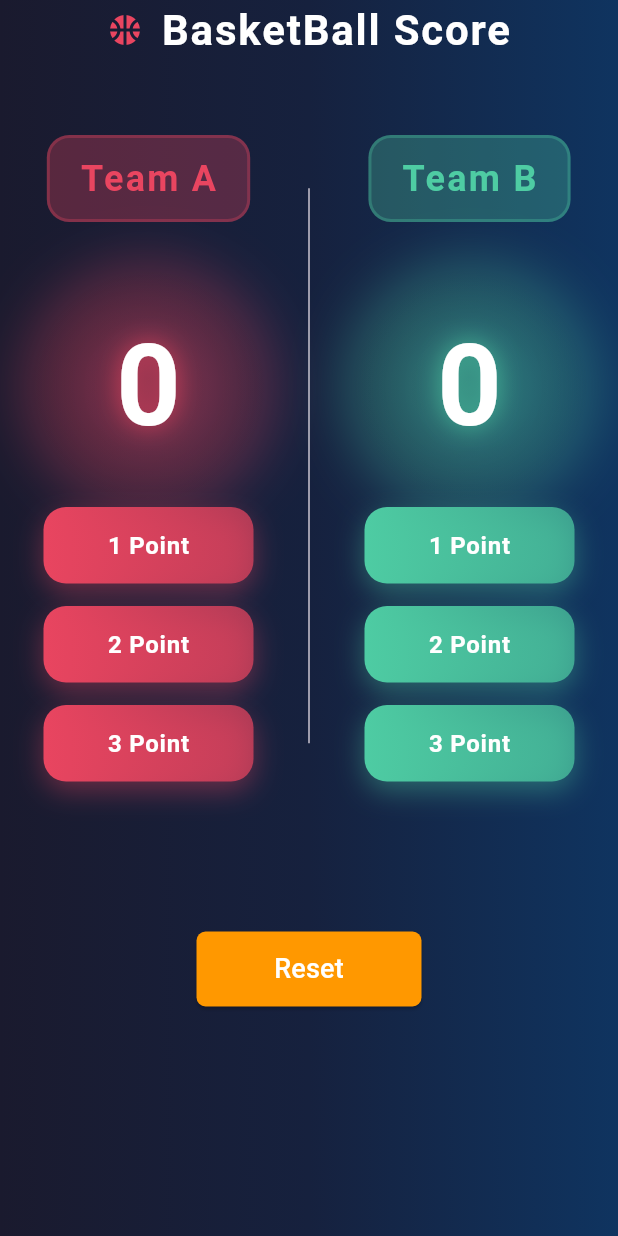
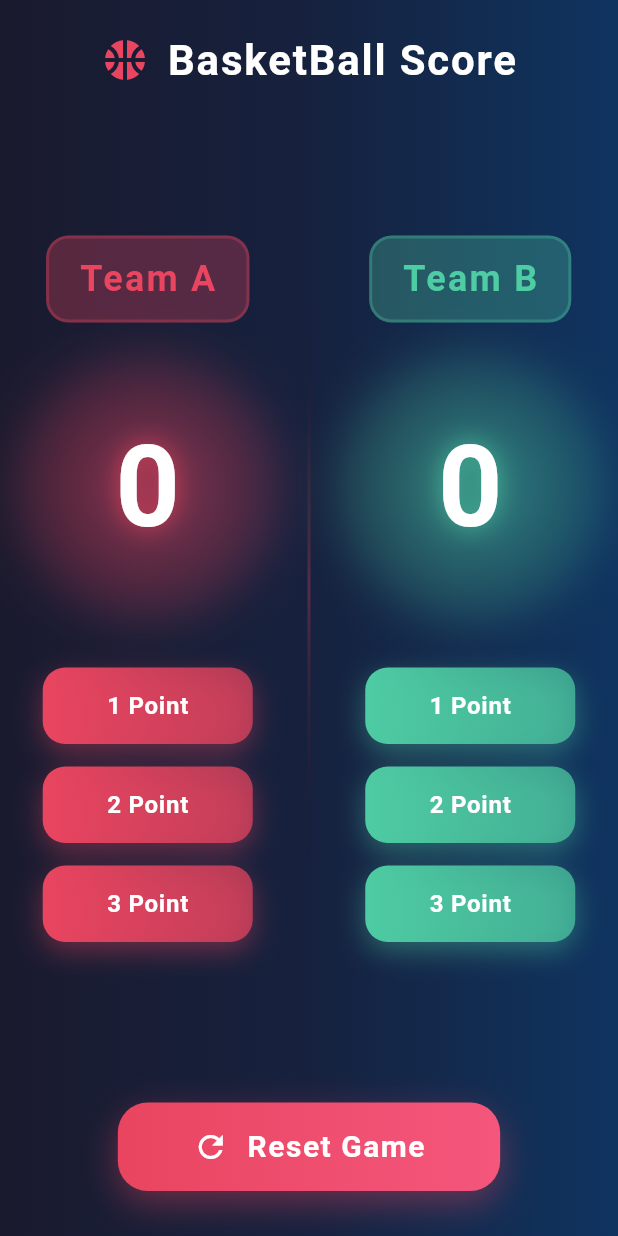
Before and after one commit to mohamedgomaa20/basketball_points_counter_app, a Flutter app: the screen it shows after launch, on a phone screen of 412 x 824 dp. Run offline on Flutter 3.47's test engine with Material 3 defaults, Android fonts, the phone set to English and light mode, and no system bars.

Commit message:
enhance ui part 2 done

```diff
--- a/lib/basketball_points_counter_app.dart
+++ b/lib/basketball_points_counter_app.dart
@@ -40,29 +40,35 @@ class _BasketballPointsCounterScreenState
         child: SafeArea(
           child: Column(
             children: [
-              Row(
+              Padding(
+                padding: const EdgeInsets.all(20.0),
+                child: Row(
                   mainAxisAlignment: MainAxisAlignment.center,
                   children: [
-                  Icon(Icons.sports_basketball, color: Color(0xFFe94560)),
+                    Icon(
+                      Icons.sports_basketball,
+                      color: Color(0xFFe94560),
+                      size: 32,
+                    ),
                     SizedBox(width: 12),
                     Text(
                       "BasketBall Score",
                       style: TextStyle(
                         fontSize: 28,
-                      letterSpacing: 1.2,
                         fontWeight: FontWeight.bold,
                         color: Colors.white,
+                        letterSpacing: 1.2,
                       ),
                     ),
                   ],
                 ),
-              SizedBox(height: 50),
-              Row(
-                mainAxisAlignment: MainAxisAlignment.spaceEvenly,
+              ),
+
+              Expanded(
+                child: Row(
                   children: [
-                  Column(
-                    children: [
-                      BuildTeamCard(
+                    Expanded(
+                      child: BuildTeamCard(
                         teamName: "Team A",
                         teamPoints: teamAPoints,
                         color: Color(0xFFe94560),
@@ -70,13 +76,27 @@ class _BasketballPointsCounterScreenState
                         onAdd2: () => addPoints(teamName: "A", point: 2),
                         onAdd3: () => addPoints(teamName: "A", point: 3),
                       ),
+                    ),
+
+                    Container(
+                      width: 2,
+                      height: 400,
+                      margin: EdgeInsets.symmetric(horizontal: 8),
+                      decoration: BoxDecoration(
+                        gradient: LinearGradient(
+                          begin: Alignment.topCenter,
+                          end: Alignment.bottomCenter,
+                          colors: [
+                            Colors.transparent,
+                            Color(0xFFe94560).withOpacity(0.3),
+                            Colors.transparent,
                           ],
                         ),
-                  SizedBox(
-                    height: 420,
-                    child: VerticalDivider(indent: 30, endIndent: 20),
                       ),
-                  BuildTeamCard(
+                    ),
+
+                    Expanded(
+                      child: BuildTeamCard(
                         teamName: "Team B",
                         teamPoints: teamBPoints,
                         color: Color(0xFF4ecca3),
@@ -84,23 +104,48 @@ class _BasketballPointsCounterScreenState
                         onAdd2: () => addPoints(teamName: "B", point: 2),
                         onAdd3: () => addPoints(teamName: "B", point: 3),
                       ),
+                    ),
                   ],
                 ),
-              SizedBox(height: 100),
+              ),
 
-              ElevatedButton(
-                onPressed: () {
-                  resetPoints();
-                },
-                style: ElevatedButton.styleFrom(
-                  minimumSize: Size(150, 50),
-                  backgroundColor: Colors.orange,
-                  foregroundColor: Colors.white,
-                  shape: RoundedRectangleBorder(
-                    borderRadius: BorderRadius.circular(6),
+              InkWell(
+                onTap: resetPoints,
+                borderRadius: BorderRadius.circular(20),
+                child: Container(
+                  margin: EdgeInsets.all(30),
+                  padding: EdgeInsets.symmetric(vertical: 15, horizontal: 50),
+                  decoration: BoxDecoration(
+                    borderRadius: BorderRadius.circular(20),
+                    gradient: LinearGradient(
+                      colors: [Color(0xFFe94560), Color(0xFFf4567c)],
+                    ),
+                    boxShadow: [
+                      BoxShadow(
+                        color: Color(0xFFe94560).withOpacity(0.4),
+                        blurRadius: 20,
+                        offset: Offset(0, 8),
+                      ),
+                    ],
+                  ),
+
+                  child: Row(
+                    mainAxisSize: MainAxisSize.min,
+                    children: [
+                      Icon(Icons.refresh, color: Colors.white, size: 24),
+                      SizedBox(width: 12),
+                      Text(
+                        "Reset Game",
+                        style: TextStyle(
+                          fontSize: 20,
+                          fontWeight: FontWeight.bold,
+                          color: Colors.white,
+                          letterSpacing: 1,
                         ),
                       ),
-                child: Text("Reset", style: TextStyle(fontSize: 18)),
+                    ],
+                  ),
+                ),
               ),
             ],
           ),
@@ -131,11 +176,13 @@ class BuildTeamCard extends StatelessWidget {
   @override
   Widget build(BuildContext context) {
     return Column(
-      mainAxisAlignment: MainAxisAlignment.spaceEvenly,
+      mainAxisAlignment: MainAxisAlignment.center,
       children: [
         BuildTeamNameItem(teamName: teamName, color: color),
+
         SizedBox(height: 30),
-        BuildTeamPointItem(teamBPoints: teamPoints, color: color),
+        BuildTeamPointItem(teamPoints: teamPoints, color: color),
+        SizedBox(height: 40),
         BuildPointButton(color: color, text: "1 Point", onPressed: onAdd1),
         SizedBox(height: 15),
         BuildPointButton(color: color, text: "2 Point", onPressed: onAdd2),
@@ -149,11 +196,11 @@ class BuildTeamCard extends StatelessWidget {
 class BuildTeamPointItem extends StatelessWidget {
   const BuildTeamPointItem({
     super.key,
-    required this.teamBPoints,
+    required this.teamPoints,
     required this.color,
   });
 
-  final int teamBPoints;
+  final int teamPoints;
   final Color color;
 
   @override
@@ -180,7 +227,7 @@ class BuildTeamPointItem extends StatelessWidget {
       ),
       child: Center(
         child: Text(
-          "$teamBPoints",
+          "$teamPoints",
           style: TextStyle(
             fontSize: 75,
             fontWeight: FontWeight.bold,
```
Lines whose indentation alone changed are shown as unchanged.
